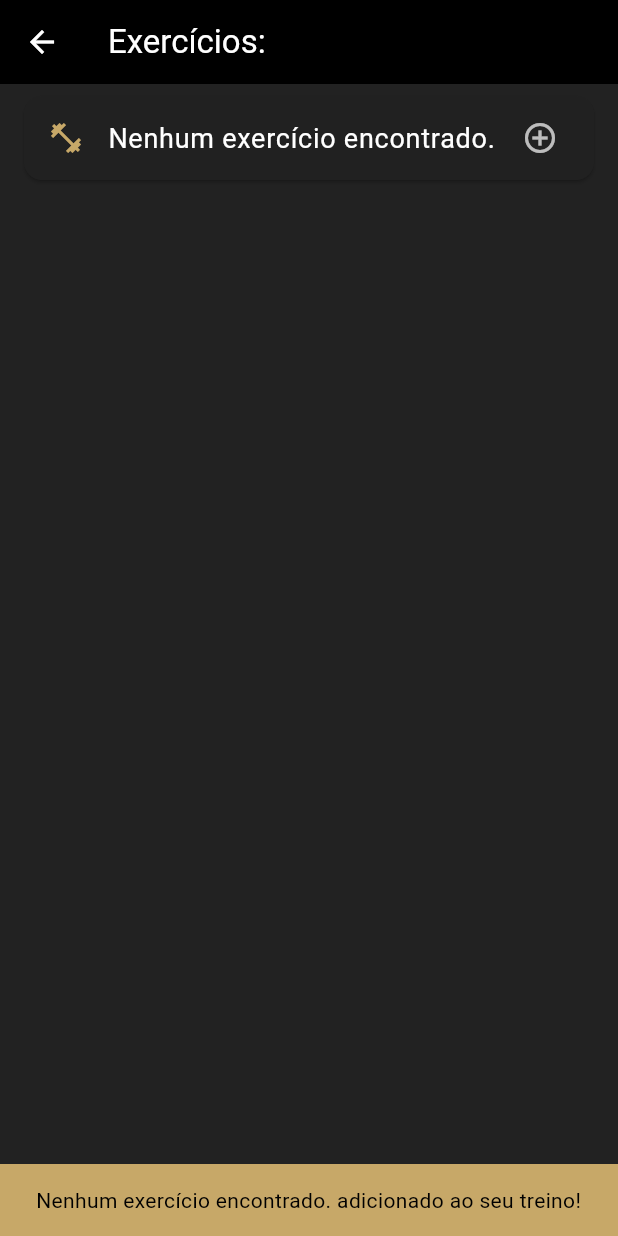
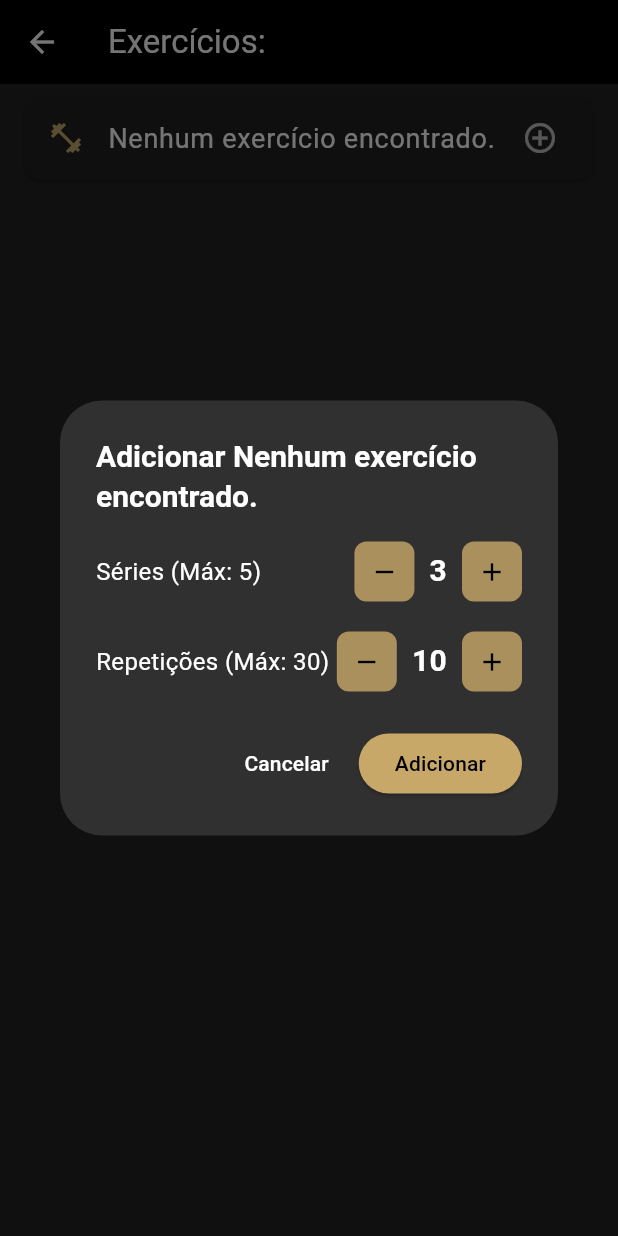
Before and after one commit to Mariohanijar/GymLion, a Flutter app: the ExerciseOptionsPage screen opened directly with empty values, after a tap on "Nenhum exercício encontrado.", on a phone screen of 412 x 824 dp. Run offline on Flutter 3.47's test engine with Material 3 defaults, Android fonts, the phone set to English and light mode, and no system bars.

Commit message:
colocando série e repetição

```diff
--- a/lib/Pages/exercise_options_page.dart
+++ b/lib/Pages/exercise_options_page.dart
@@ -3,20 +3,37 @@
 import 'package:flutter/material.dart';
 
 class ExerciseOptionsPage extends StatelessWidget {
-  // A propriedade 'bodyPart' armazena a escolha da tela anterior
   final String bodyPart;
 
   const ExerciseOptionsPage({super.key, required this.bodyPart});
 
-  // Função que retorna a lista de exercícios com base na parte do corpo
+  // Função que retorna a lista de exercícios com base na parte do corpo (mantida)
   List<String> _getExercises(String part) {
     switch (part) {
       case 'Superiores':
-        return ['Supino Reto', 'Remada Curvada', 'Desenvolvimento Militar', 'Elevação Lateral', 'Tríceps Corda', 'Rosca Direta'];
+        return [
+          'Supino Reto',
+          'Remada Curvada',
+          'Desenvolvimento Militar',
+          'Elevação Lateral',
+          'Tríceps Corda',
+          'Rosca Direta',
+        ];
       case 'Inferiores':
-        return ['Agachamento Livre', 'Leg Press', 'Cadeira Extensora', 'Mesa Flexora', 'Panturrilha'];
+        return [
+          'Agachamento Livre',
+          'Leg Press',
+          'Cadeira Extensora',
+          'Mesa Flexora',
+          'Panturrilha',
+        ];
       case 'Cardio':
-        return ['Corrida 30 min', 'Elíptico 20 min', 'Remo 15 min', 'Pular Corda'];
+        return [
+          'Corrida 30 min',
+          'Elíptico 20 min',
+          'Remo 15 min',
+          'Pular Corda',
+        ];
       case 'Abdômen':
         return ['Prancha 3 séries', 'Abdominal na Polia', 'Elevação de Pernas'];
       default:
@@ -30,7 +47,10 @@ class ExerciseOptionsPage extends StatelessWidget {
 
     return Scaffold(
       appBar: AppBar(
-        title: Text('Exercícios: $bodyPart', style: const TextStyle(color: Colors.white)),
+        title: Text(
+          'Exercícios: $bodyPart',
+          style: const TextStyle(color: Colors.white),
+        ),
         backgroundColor: Colors.black,
         iconTheme: const IconThemeData(color: Colors.white),
       ),
@@ -40,24 +60,24 @@ class ExerciseOptionsPage extends StatelessWidget {
         itemBuilder: (context, index) {
           final exercise = exercises[index];
           return Card(
-            color: Colors.grey[900], // Fundo escuro
+            color: Colors.grey[900],
             margin: const EdgeInsets.symmetric(horizontal: 16, vertical: 8),
             child: ListTile(
-              leading: const Icon(Icons.fitness_center, color: Color(0xFFC7A868)), // Ícone dourado
+              leading: const Icon(
+                Icons.fitness_center,
+                color: Color(0xFFC7A868),
+              ),
               title: Text(
                 exercise,
                 style: const TextStyle(color: Colors.white, fontSize: 18),
               ),
-              trailing: const Icon(Icons.add_circle_outline, color: Colors.white70),
+              trailing: const Icon(
+                Icons.add_circle_outline,
+                color: Colors.white70,
+              ),
               onTap: () {
-                // Aqui você pode adicionar a lógica para ADICIONAR este exercício ao treino do dia
-                ScaffoldMessenger.of(context).showSnackBar(
-                  SnackBar(
-                    content: Text('$exercise adicionado ao seu treino!', style: const TextStyle(color: Colors.black)),
-                    backgroundColor: const Color(0xFFC7A868),
-                    duration: const Duration(seconds: 2),
-                  ),
-                );
+                // Ao tocar, chamamos a função para abrir o pop-up de seleção de S/R
+                _showSetRepSelection(context, exercise);
               },
             ),
           );
@@ -65,4 +85,180 @@ class ExerciseOptionsPage extends StatelessWidget {
       ),
     );
   }
+
+  // --- FUNÇÃO PARA MOSTRAR O POP-UP DE SÉRIES/REPETIÇÕES ---
+  void _showSetRepSelection(BuildContext context, String exercise) {
+    // Usamos um widget temporário para gerenciar o estado dos contadores no pop-up
+    showDialog(
+      context: context,
+      builder: (BuildContext dialogContext) {
+        return SetRepSelectionDialog(exercise: exercise);
+      },
+    );
+  }
 }
+
+// =======================================================================
+// === NOVO WIDGET PARA O POP-UP INTERATIVO (STATEFUL) ====================
+// =======================================================================
+
+class SetRepSelectionDialog extends StatefulWidget {
+  final String exercise;
+  const SetRepSelectionDialog({super.key, required this.exercise});
+
+  @override
+  State<SetRepSelectionDialog> createState() => _SetRepSelectionDialogState();
+}
+
+class _SetRepSelectionDialogState extends State<SetRepSelectionDialog> {
+  // Valores iniciais (default)
+  int _series = 3;
+  int _repetitions = 10;
+
+  // Limites
+  static const int maxSeries = 5;
+  static const int maxRepetitions = 30;
+  static const int minSeries = 1;
+  static const int minRepetitions = 1;
+
+  @override
+  Widget build(BuildContext context) {
+    return AlertDialog(
+      backgroundColor: Colors.grey[850],
+      title: Text(
+        'Adicionar ${widget.exercise}',
+        style: const TextStyle(
+          color: Colors.white,
+          fontSize: 20,
+          fontWeight: FontWeight.bold,
+        ),
+      ),
+      content: Column(
+        mainAxisSize: MainAxisSize.min,
+        children: <Widget>[
+          // --- Seleção de Séries ---
+          _buildCounterRow(
+            label: 'Séries (Máx: $maxSeries)',
+            value: _series,
+            onDecrement: () {
+              if (_series > minSeries) {
+                setState(() => _series--);
+              }
+            },
+            onIncrement: () {
+              if (_series < maxSeries) {
+                setState(() => _series++);
+              }
+            },
+          ),
+          const SizedBox(height: 20),
+
+          // --- Seleção de Repetições ---
+          _buildCounterRow(
+            label: 'Repetições (Máx: $maxRepetitions)',
+            value: _repetitions,
+            onDecrement: () {
+              if (_repetitions > minRepetitions) {
+                setState(() => _repetitions--);
+              }
+            },
+            onIncrement: () {
+              if (_repetitions < maxRepetitions) {
+                setState(() => _repetitions++);
+              }
+            },
+          ),
+        ],
+      ),
+      actions: <Widget>[
+        // Botão Cancelar
+        TextButton(
+          onPressed: () {
+            Navigator.of(context).pop();
+          },
+          child: const Text('Cancelar', style: TextStyle(color: Colors.white)),
+        ),
+        // Botão Adicionar
+        ElevatedButton(
+          style: ElevatedButton.styleFrom(
+            backgroundColor: const Color(0xFFC7A868),
+          ),
+          onPressed: () {
+            // Lógica para ADICIONAR o exercício com S/R ao treino
+            Navigator.of(context).pop(); // Fecha o pop-up
+            ScaffoldMessenger.of(context).showSnackBar(
+              SnackBar(
+                content: Text(
+                  '${widget.exercise} adicionado: $_series Séries de $_repetitions Reps!',
+                  style: const TextStyle(color: Colors.black),
+                ),
+                backgroundColor: const Color(0xFFC7A868),
+                duration: const Duration(seconds: 3),
+              ),
+            );
+          },
+          child: const Text('Adicionar', style: TextStyle(color: Colors.black)),
+        ),
+      ],
+    );
+  }
+
+  // Widget Auxiliar para os contadores (+ / -)
+  Widget _buildCounterRow({
+    required String label,
+    required int value,
+    required VoidCallback onDecrement,
+    required VoidCallback onIncrement,
+  }) {
+    return Row(
+      mainAxisAlignment: MainAxisAlignment.spaceBetween,
+      children: [
+        // CORREÇÃO AQUI: Envolver a label em Expanded
+        Expanded(
+          child: Text(
+            label,
+            style: const TextStyle(color: Colors.white, fontSize: 16),
+          ),
+        ),
+
+        Row(
+          mainAxisSize:
+              MainAxisSize.min, // Garante que esta Row só ocupe o mínimo
+          children: [
+            // Botão de Decrementar
+            _buildControlButton(Icons.remove, onDecrement),
+            Padding(
+              padding: const EdgeInsets.symmetric(horizontal: 10.0),
+              child: Text(
+                '$value',
+                style: const TextStyle(
+                  color: Colors.white,
+                  fontSize: 20,
+                  fontWeight: FontWeight.bold,
+                ),
+              ),
+            ),
+            // Botão de Incrementar
+            _buildControlButton(Icons.add, onIncrement),
+          ],
+        ),
+      ],
+    );
+  }
+
+  // Widget Auxiliar para os botões de controle (+ / -)
+  Widget _buildControlButton(IconData icon, VoidCallback onPressed) {
+    return Container(
+      width: 40,
+      height: 40,
+      decoration: BoxDecoration(
+        color: const Color(0xFFC7A868).withOpacity(0.8),
+        borderRadius: BorderRadius.circular(8),
+      ),
+      child: IconButton(
+        icon: Icon(icon, size: 20, color: Colors.black),
+        onPressed: onPressed,
+      ),
+    );
+  }
+}
```
